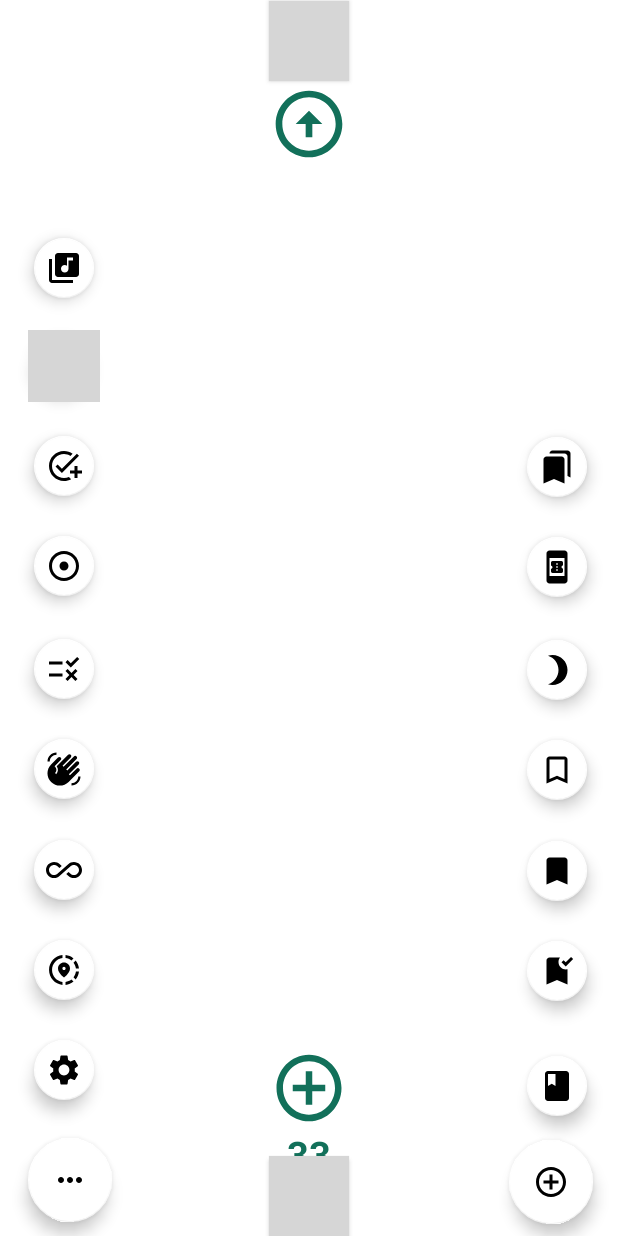
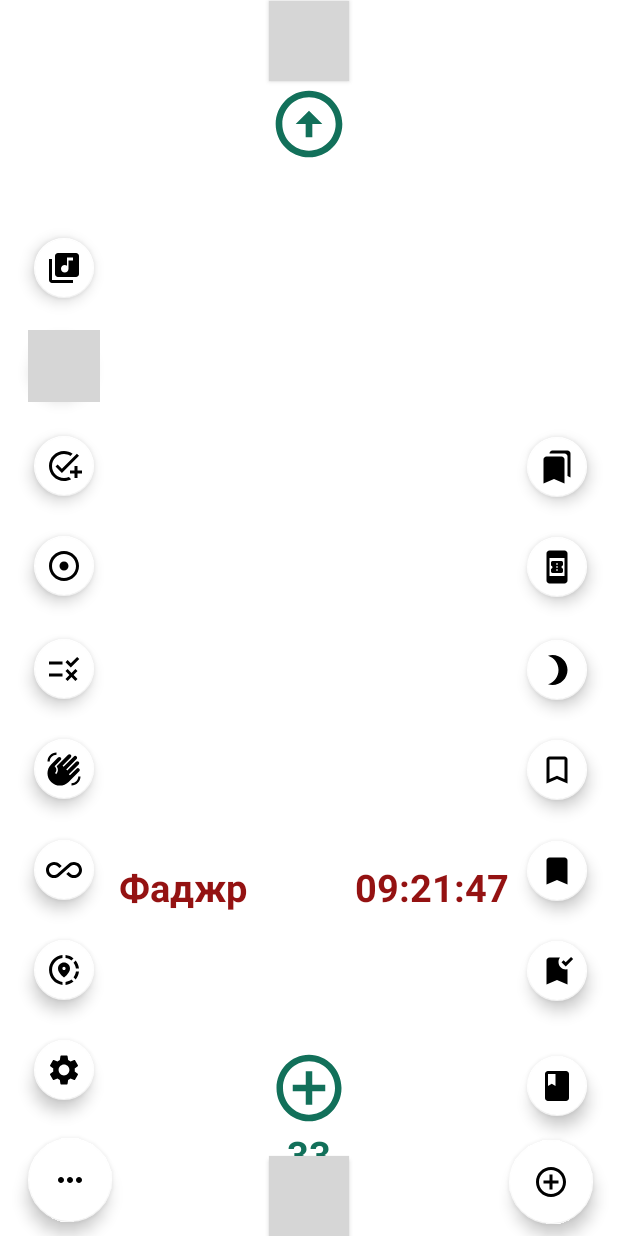
Before and after one commit to Raf0707/Intellij_Zickr_System, an Android app: the layout activity_main.xml on its own in the app's theme, with its tools: preview values and no code run, on a phone screen of 412 x 824 dp. Run offline under Robolectric (Android 15) with nearby library versions, the phone set to English and light mode, and no system bars; grey boxes are pictures that could not be loaded.

Commit message:
schetchick_Emulator

```diff
--- a/app/src/main/res/layout/activity_main.xml
+++ b/app/src/main/res/layout/activity_main.xml
@@ -423,20 +423,38 @@
         app:layout_constraintTop_toTopOf="parent"
         app:layout_constraintVertical_bias="0.192" />
 
+
     <TextView
         android:id="@+id/countnamaz"
-        android:layout_width="260dp"
+        android:layout_width="130dp"
         android:layout_height="43dp"
-        android:gravity="center"
-        android:text=""
-        android:textColor="@color/purple_300"
-        android:textSize="16sp"
+        android:gravity="left"
+        android:text="Фаджр"
+        android:textColor="@color/purple_45"
+        android:textSize="25sp"
+        android:textStyle="bold"
         app:layout_constraintBottom_toBottomOf="parent"
         app:layout_constraintEnd_toEndOf="parent"
-        app:layout_constraintHorizontal_bias="0.513"
+        app:layout_constraintHorizontal_bias="0.281"
         app:layout_constraintStart_toStartOf="parent"
         app:layout_constraintTop_toTopOf="parent"
-        app:layout_constraintVertical_bias="0.764" />
+        app:layout_constraintVertical_bias="0.735" />
+
+    <TextView
+        android:id="@+id/countnamaz2"
+        android:layout_width="130dp"
+        android:layout_height="43dp"
+        android:gravity="right"
+        android:text="09:21:47"
+        android:textColor="@color/purple_45"
+        android:textSize="25sp"
+        android:textStyle="bold"
+        app:layout_constraintBottom_toBottomOf="parent"
+        app:layout_constraintEnd_toEndOf="parent"
+        app:layout_constraintHorizontal_bias="0.743"
+        app:layout_constraintStart_toStartOf="parent"
+        app:layout_constraintTop_toTopOf="parent"
+        app:layout_constraintVertical_bias="0.735" />
 
 
 </androidx.constraintlayout.widget.ConstraintLayout>
--- a/app/src/main/res/values/colors.xml
+++ b/app/src/main/res/values/colors.xml
@@ -4,6 +4,7 @@
     <color name="purple_300">#12705A</color>
     <color name="purple_500">#FF6200EE</color>
     <color name="purple_700">#FF3700B3</color>
+    <color name="purple_45">#941212</color>
     <color name="teal_200">#FF03DAC5</color>
     <color name="teal_700">#FF018786</color>
     <color name="black">#FF000000</color>
```
